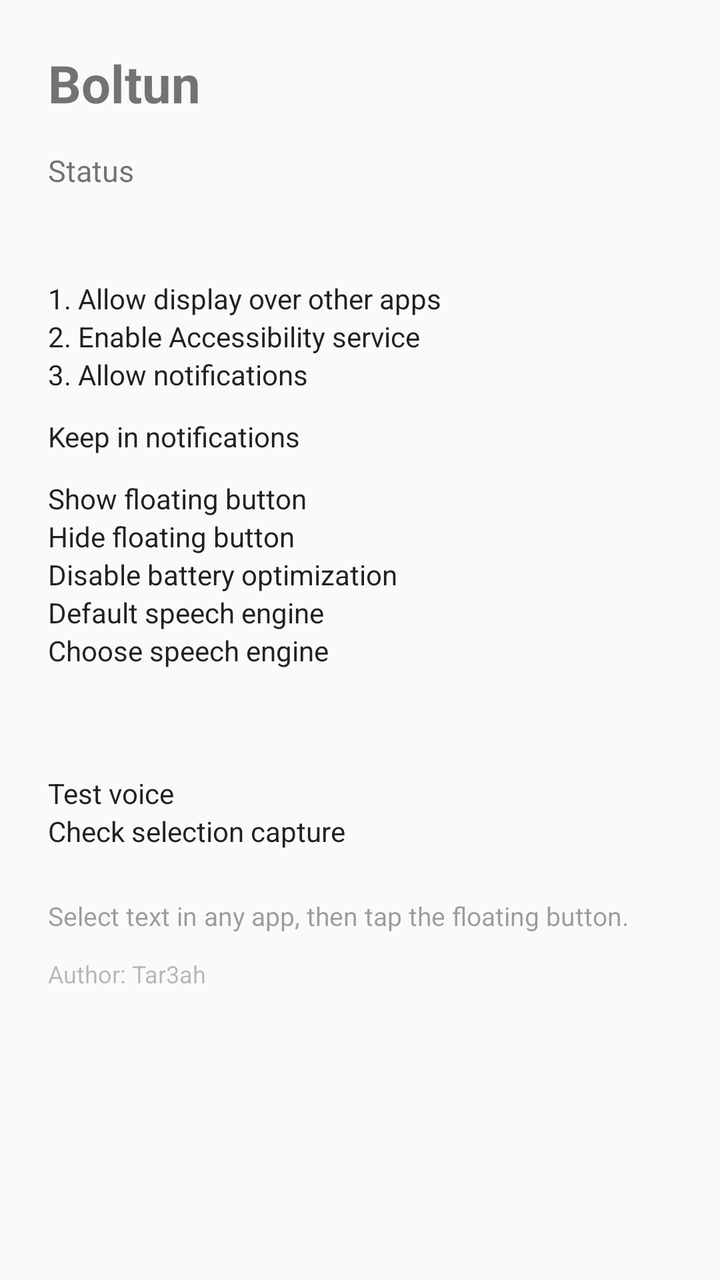
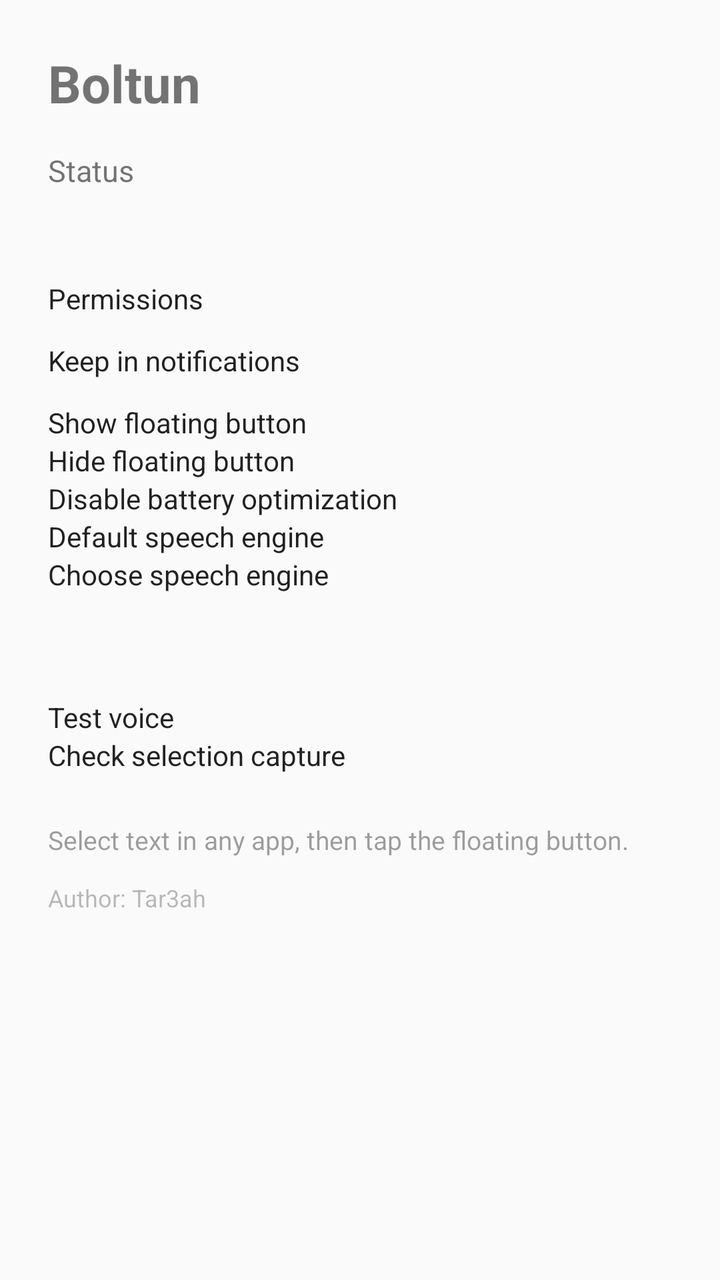

The first picture is an Android layout as it rendered before a commit; the second is the same layout after the commit. The layout source and the unified diff follow.
<!-- AndroidManifest.xml: application theme Theme.ReadAloud -->
<!-- res/layout/activity_main.xml -->
<?xml version="1.0" encoding="utf-8"?>
<ScrollView xmlns:android="http://schemas.android.com/apk/res/android"
    android:layout_width="match_parent"
    android:layout_height="match_parent"
    android:fillViewport="true">

    <LinearLayout
        android:layout_width="match_parent"
        android:layout_height="wrap_content"
        android:orientation="vertical"
        android:padding="24dp">

        <TextView
            android:layout_width="wrap_content"
            android:layout_height="wrap_content"
            android:layout_marginBottom="16dp"
            android:text="@string/app_name"
            android:textSize="26sp"
            android:textStyle="bold" />

        <TextView
            android:id="@+id/status"
            android:layout_width="match_parent"
            android:layout_height="wrap_content"
            android:layout_marginBottom="8dp"
            android:lineSpacingExtra="4dp"
            android:text="@string/status"
            android:textSize="15sp" />

        <TextView
            android:id="@+id/engine"
            android:layout_width="match_parent"
            android:layout_height="wrap_content"
            android:layout_marginBottom="16dp"
            android:textSize="15sp" />

        <Button
            android:id="@+id/btn_overlay"
            android:layout_width="match_parent"
            android:layout_height="wrap_content"
            android:text="@string/btn_overlay" />

        <Button
            android:id="@+id/btn_a11y"
            android:layout_width="match_parent"
            android:layout_height="wrap_content"
            android:text="@string/btn_a11y" />

        <Button
            android:id="@+id/btn_notif"
            android:layout_width="match_parent"
            android:layout_height="wrap_content"
            android:text="@string/btn_notif" />

        <CheckBox
            android:id="@+id/chk_notification"
            android:layout_width="match_parent"
            android:layout_height="wrap_content"
            android:layout_marginTop="12dp"
            android:text="@string/chk_notification" />

        <Button
            android:id="@+id/btn_start"
            android:layout_width="match_parent"
            android:layout_height="wrap_content"
            android:layout_marginTop="12dp"
            android:text="@string/btn_start" />

        <Button
            android:id="@+id/btn_stop"
            android:layout_width="match_parent"
            android:layout_height="wrap_content"
            android:text="@string/btn_stop" />

        <Button
            android:id="@+id/btn_battery"
            android:layout_width="match_parent"
            android:layout_height="wrap_content"
            android:text="@string/btn_battery" />

        <Button
            android:id="@+id/btn_tts_settings"
            android:layout_width="match_parent"
            android:layout_height="wrap_content"
            android:text="@string/btn_tts_settings" />

        <Button
            android:id="@+id/btn_pick_engine"
            android:layout_width="match_parent"
            android:layout_height="wrap_content"
            android:text="@string/btn_pick_engine" />

        <TextView
            android:id="@+id/speed_label"
            android:layout_width="match_parent"
            android:layout_height="wrap_content"
            android:layout_marginTop="20dp"
            android:textSize="15sp" />

        <SeekBar
            android:id="@+id/speed"
            android:layout_width="match_parent"
            android:layout_height="wrap_content"
            android:max="200"
            android:progress="100" />

        <Button
            android:id="@+id/btn_test"
            android:layout_width="match_parent"
            android:layout_height="wrap_content"
            android:layout_marginTop="12dp"
            android:text="@string/btn_test" />

        <Button
            android:id="@+id/btn_probe"
            android:layout_width="match_parent"
            android:layout_height="wrap_content"
            android:text="@string/btn_probe" />

        <TextView
            android:layout_width="match_parent"
            android:layout_height="wrap_content"
            android:layout_marginTop="24dp"
            android:alpha="0.7"
            android:text="@string/hint"
            android:textSize="13sp" />

        <TextView
            android:layout_width="match_parent"
            android:layout_height="wrap_content"
            android:layout_marginTop="12dp"
            android:alpha="0.5"
            android:text="@string/app_author"
            android:textSize="12sp" />
    </LinearLayout>
</ScrollView>
<!-- resources referenced by this layout -->
<resources>
  <string name="app_author">Author: Tar3ah</string>
  <string name="app_name">Boltun</string>
  <string name="btn_a11y">2. Enable Accessibility service</string>
  <string name="btn_battery">Disable battery optimization</string>
  <string name="btn_notif">3. Allow notifications</string>
  <string name="btn_overlay">1. Allow display over other apps</string>
  <string name="btn_pick_engine">Choose speech engine</string>
  <string name="btn_probe">Check selection capture</string>
  <string name="btn_start">Show floating button</string>
  <string name="btn_stop">Hide floating button</string>
  <string name="btn_test">Test voice</string>
  <string name="btn_tts_settings">Default speech engine</string>
  <string name="chk_notification">Keep in notifications</string>
  <string name="hint">Select text in any app, then tap the floating button.</string>
  <string name="status">Status</string>
  <style name="Theme.ReadAloud" parent="android:Theme.Material.Light.NoActionBar">
          <item name="android:colorPrimary">@color/brand</item>
          <item name="android:colorPrimaryDark">@color/brand_dark</item>
          <item name="android:colorAccent">@color/brand</item>
          <item name="android:statusBarColor">@color/brand_dark</item>
      </style>
  <color name="brand">#1565C0</color>
  <color name="brand_dark">#0D47A1</color>
</resources>

<!-- the commit's change to res/layout/activity_main.xml (unified diff, before → after) -->
@@ -35,22 +35,10 @@
             android:textSize="15sp" />
 
         <Button
-            android:id="@+id/btn_overlay"
+            android:id="@+id/btn_permissions"
             android:layout_width="match_parent"
             android:layout_height="wrap_content"
-            android:text="@string/btn_overlay" />
-
-        <Button
-            android:id="@+id/btn_a11y"
-            android:layout_width="match_parent"
-            android:layout_height="wrap_content"
-            android:text="@string/btn_a11y" />
-
-        <Button
-            android:id="@+id/btn_notif"
-            android:layout_width="match_parent"
-            android:layout_height="wrap_content"
-            android:text="@string/btn_notif" />
+            android:text="@string/btn_permissions" />
 
         <CheckBox
             android:id="@+id/chk_notification"
<!-- resource entries referenced after the edit -->
@@ -2,10 +2,8 @@
 <resources>
   <string name="app_author">Author: Tar3ah</string>
   <string name="app_name">Boltun</string>
-  <string name="btn_a11y">2. Enable Accessibility service</string>
   <string name="btn_battery">Disable battery optimization</string>
-  <string name="btn_notif">3. Allow notifications</string>
-  <string name="btn_overlay">1. Allow display over other apps</string>
+  <string name="btn_permissions">Permissions</string>
   <string name="btn_pick_engine">Choose speech engine</string>
   <string name="btn_probe">Check selection capture</string>
   <string name="btn_start">Show floating button</string>
